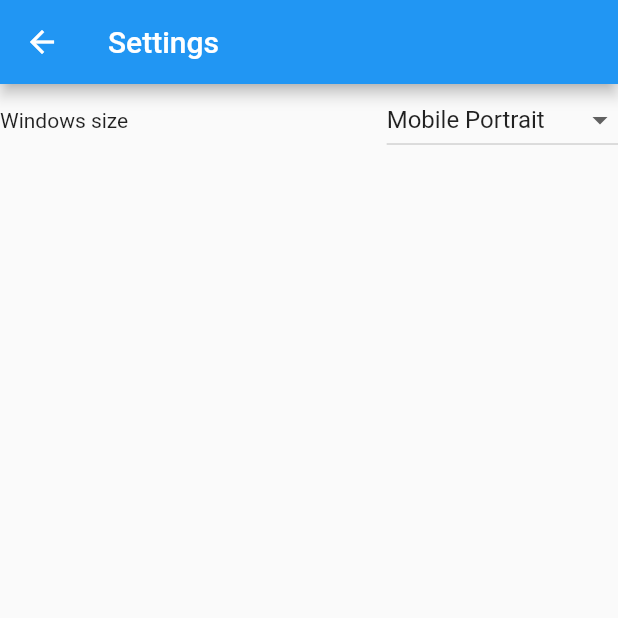
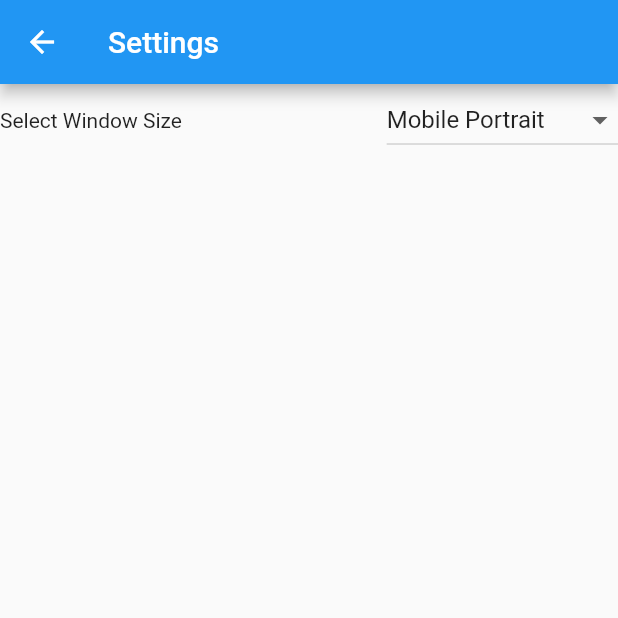
Before and after one commit to polilluminato/multipiattaforma-flutter-oib-2023, a Flutter app: the SettingsPage screen opened by its route, on a phone screen of 412 x 824 dp, the top half of it. Run offline on Flutter 3.47's test engine with Material 2 defaults, Android fonts, the phone set to English and light mode, and no system bars; our stand-ins replace flutter_riverpod, go_router; missing offline and left inert: window_manager.

Commit message:
fix: Change label

```diff
--- a/code/flutter_oib_2023/lib/pages/settings_page.dart
+++ b/code/flutter_oib_2023/lib/pages/settings_page.dart
@@ -35,7 +35,7 @@ class SettingsPage extends ConsumerWidget {
           Row(
             mainAxisAlignment: MainAxisAlignment.spaceBetween,
             children: [
-              const Text("Windows size"),
+              const Text("Select Window Size"),
               DropdownButton<WindowSizeEnum>(
                 value: ref.watch(windowSizeProvider),
                 onChanged: (WindowSizeEnum? value) =>
```
